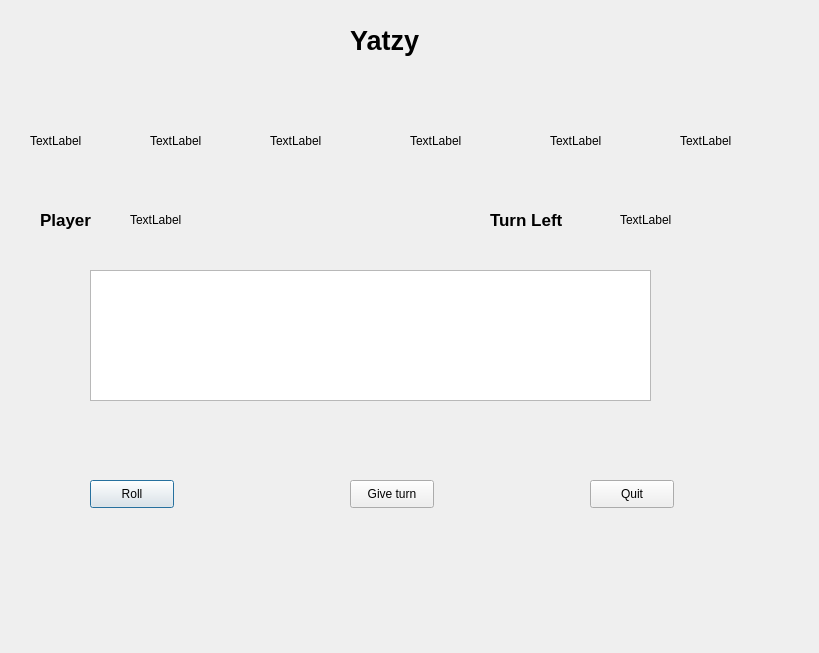
This is student/12/yatzy_gui/yatzy_game.ui in ahmadshirwany/programming2 as Qt 5 draws it before an edit. The edited form follows.
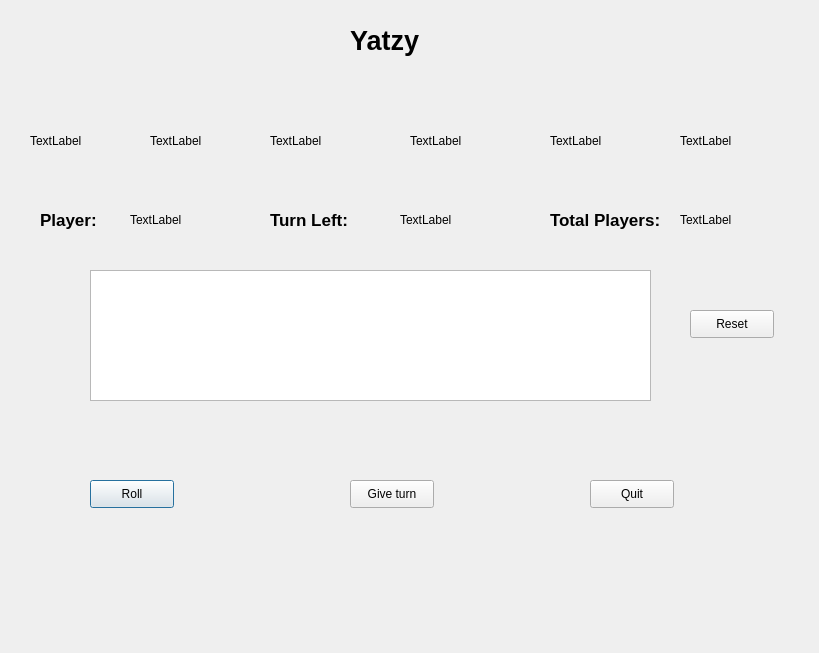
This is the edited form.

Commit message: add reset button and its fuctionality

```diff
--- a/student/12/yatzy_gui/yatzy_game.ui
+++ b/student/12/yatzy_gui/yatzy_game.ui
@@ -128,7 +128,7 @@
     </font>
    </property>
    <property name="text">
-    <string>Player</string>
+    <string>Player:</string>
    </property>
   </widget>
   <widget class="QLabel" name="label_10">
@@ -147,7 +147,7 @@
   <widget class="QLabel" name="label_13">
    <property name="geometry">
     <rect>
-     <x>620</x>
+     <x>400</x>
      <y>210</y>
      <width>63</width>
      <height>20</height>
@@ -160,7 +160,7 @@
   <widget class="QLabel" name="label_12">
    <property name="geometry">
     <rect>
-     <x>490</x>
+     <x>270</x>
      <y>210</y>
      <width>81</width>
      <height>20</height>
@@ -174,7 +174,7 @@
     </font>
    </property>
    <property name="text">
-    <string>Turn Left</string>
+    <string>Turn Left:</string>
    </property>
   </widget>
   <widget class="QPushButton" name="Roll_button">
@@ -226,6 +226,52 @@
     </rect>
    </property>
   </widget>
+  <widget class="QPushButton" name="resetButton">
+   <property name="geometry">
+    <rect>
+     <x>690</x>
+     <y>310</y>
+     <width>84</width>
+     <height>28</height>
+    </rect>
+   </property>
+   <property name="text">
+    <string>Reset</string>
+   </property>
+  </widget>
+  <widget class="QLabel" name="label_14">
+   <property name="geometry">
+    <rect>
+     <x>680</x>
+     <y>210</y>
+     <width>91</width>
+     <height>20</height>
+    </rect>
+   </property>
+   <property name="text">
+    <string>TextLabel</string>
+   </property>
+  </widget>
+  <widget class="QLabel" name="label_15">
+   <property name="geometry">
+    <rect>
+     <x>550</x>
+     <y>210</y>
+     <width>111</width>
+     <height>20</height>
+    </rect>
+   </property>
+   <property name="font">
+    <font>
+     <pointsize>13</pointsize>
+     <weight>75</weight>
+     <bold>true</bold>
+    </font>
+   </property>
+   <property name="text">
+    <string>Total Players:</string>
+   </property>
+  </widget>
  </widget>
  <resources/>
  <connections/>
```
The commit also changes 5 other files.
